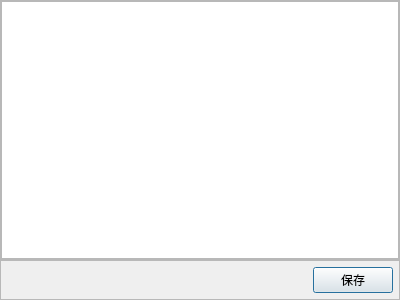
chen8chen6/imger, file cfg/cfgDlg/cfgDlg.ui: the form before one commit.
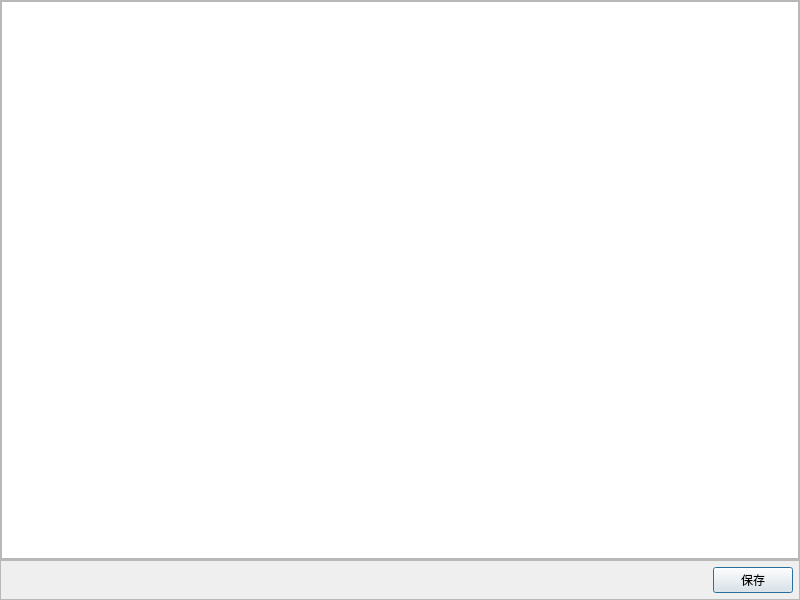
The form after the commit.

What changed in the file:
```diff
--- a/cfg/cfgDlg/cfgDlg.ui
+++ b/cfg/cfgDlg/cfgDlg.ui
@@ -6,8 +6,8 @@
    <rect>
     <x>0</x>
     <y>0</y>
-    <width>400</width>
-    <height>300</height>
+    <width>800</width>
+    <height>600</height>
    </rect>
   </property>
   <property name="windowTitle">
@@ -39,8 +39,8 @@
        <rect>
         <x>0</x>
         <y>0</y>
-        <width>398</width>
-        <height>264</height>
+        <width>798</width>
+        <height>564</height>
        </rect>
       </property>
       <layout class="QVBoxLayout" name="verticalLayout_2">
```
Left out of the diff: 2 changed lines with no effect on the pictures.
